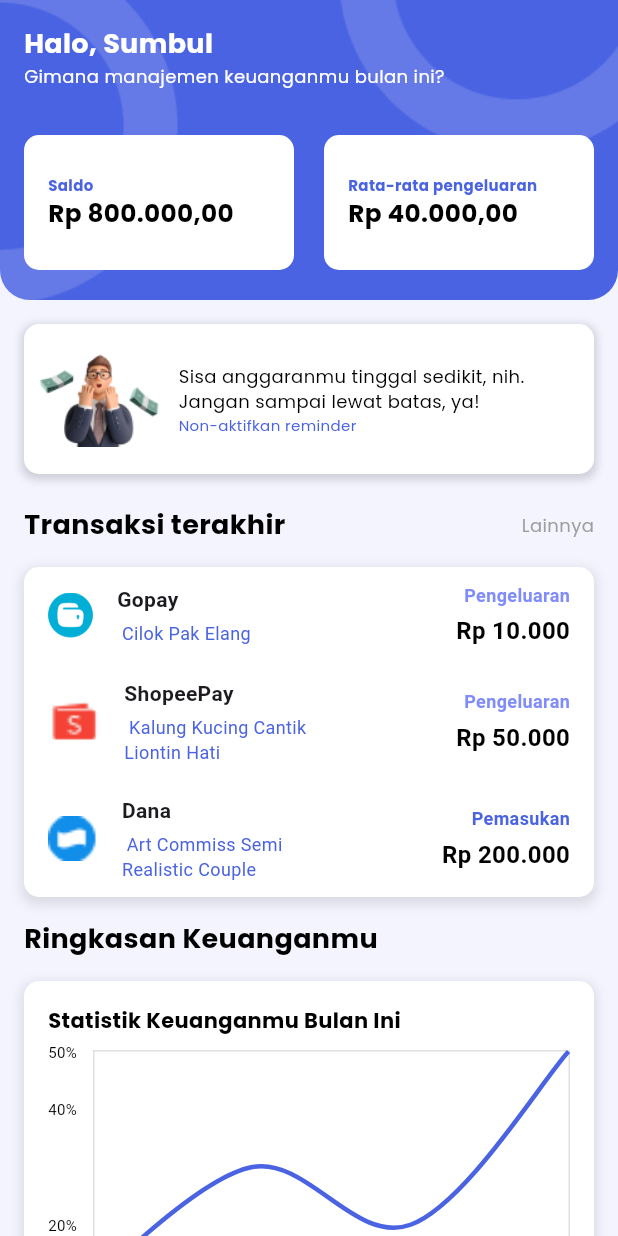
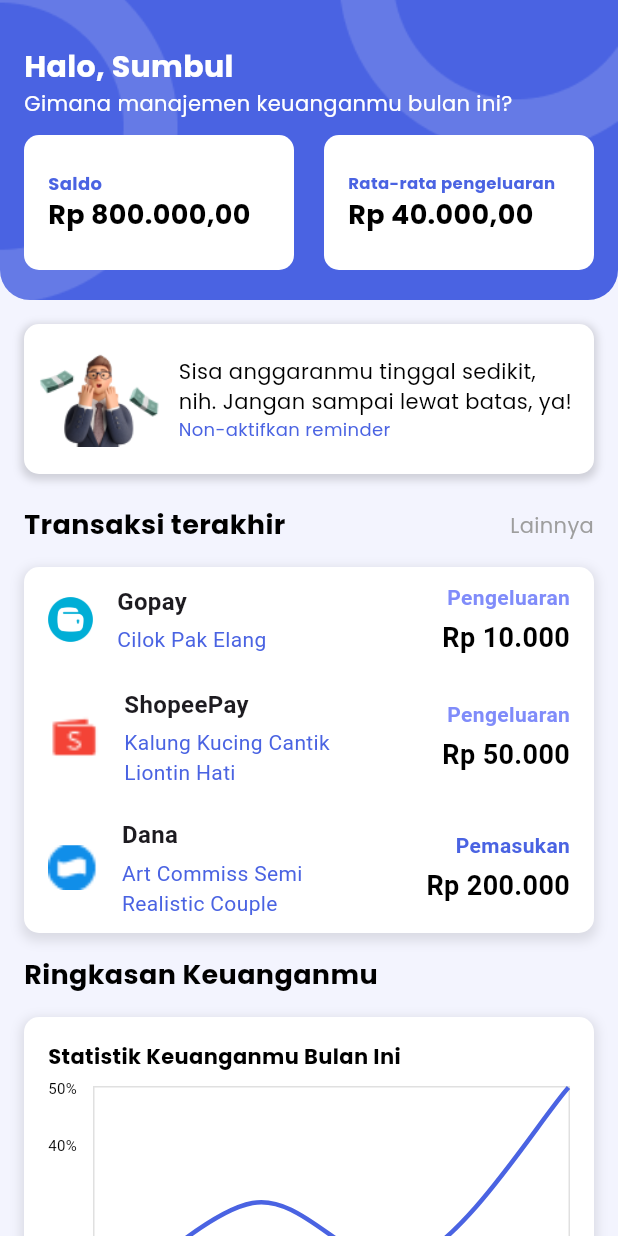
Before and after one commit to wildvylower/MonKeepp, a Flutter app: the screen it shows after launch, on a phone screen of 412 x 824 dp. Run offline on Flutter 3.47's test engine with Material 3 defaults, Android fonts, the phone set to English and light mode, and no system bars; drawn by our look-alikes of auto_size_text, fl_chart.

Commit message:
bikin jd responsive

```diff
--- a/lib/Screens/add.dart
+++ b/lib/Screens/add.dart
@@ -0,0 +1,5 @@
+import 'package:flutter/material.dart';
+
+class Add extends StatelessWidget {
+
+}
--- a/lib/Screens/home.dart
+++ b/lib/Screens/home.dart
@@ -1,11 +1,22 @@
+import 'package:auto_size_text/auto_size_text.dart';
 import 'package:flutter/material.dart';
 import 'package:monkeep/models/data.dart';
 import 'package:fl_chart/fl_chart.dart';
 
-class Home extends StatelessWidget {
+class Home extends StatefulWidget {
   const Home({Key? key}) : super(key: key);
 
   @override
+  State<Home> createState() => _HomeState();
+  }
+
+  class _HomeState extends State<Home> {
+    final List<Add_data>data = dummyTransactions;
+    final AutoSizeGroup containerSaldo = AutoSizeGroup();
+    final AutoSizeGroup containerTransaction = AutoSizeGroup();
+
+    @override
+
   Widget build(BuildContext context) {
     final screenWidth = MediaQuery.of(context).size.width;
     final screenHeight = MediaQuery.of(context).size.height;
@@ -17,6 +28,7 @@
       FlSpot(2, 20), // minggu ketiga
       FlSpot(3, 50), // minggu keempat
     ];
+
 
     return Scaffold(
       backgroundColor: Color(0xFFF3F4FE),
@@ -43,27 +55,33 @@
                         ),
                       ),
                       child: Padding(
-                        padding: const EdgeInsets.all(16.0),
+                        padding: const EdgeInsets.symmetric(vertical: 30, horizontal: 16),
                         child: Column(
                           mainAxisAlignment: MainAxisAlignment.start,
                           crossAxisAlignment: CrossAxisAlignment.start,
                           children: [
-                            Text(
+                            AutoSizeText(
                               'Halo, Sumbul',
                               style: TextStyle(
                                 fontFamily: 'Poppins',
-                                fontSize: 18,
+                                fontSize: 20,
                                 fontWeight: FontWeight.bold,
                                 color: Colors.white,
                               ),
+                              maxLines: 1,
+                              maxFontSize: 24,
+                              minFontSize: 16,
                             ),
-                            Text(
+                            AutoSizeText(
                               'Gimana manajemen keuanganmu bulan ini?',
                               style: TextStyle(
                                 fontFamily: 'Poppins',
-                                fontSize: 12,
+                                fontSize: 14,
                                 color: Colors.white,
                               ),
+                              maxLines: 1,
+                              maxFontSize: 16,
+                              minFontSize: 10,
                             ),
                           ],
                         ),
@@ -92,24 +110,32 @@
                                         mainAxisAlignment: MainAxisAlignment.center,
                                         crossAxisAlignment: CrossAxisAlignment.start,
                                         children: [
-                                      Text(
+                                            AutoSizeText(
                                               'Saldo',
+                                              group: containerSaldo,
                                               style: TextStyle(
                                                 fontFamily: 'Poppins',
-                                          fontSize: 10,
+                                                fontSize: 12,
                                                 fontWeight: FontWeight.w600,
                                                 color: Color(0xFF4A63E2),
                                               ),
+                                              maxLines: 1,
+                                              maxFontSize: 16,
+                                              minFontSize: 10,
                                             ),
-                                      Text(
+                                            AutoSizeText(
                                               'Rp 800.000,00',
                                               style: TextStyle(
                                                 fontFamily: 'Poppins',
-                                          fontSize: screenWidth * 0.04,
+                                                fontSize: 18,
                                                 fontWeight: FontWeight.bold,
                                                 color: Colors.black,
                                               ),
+                                              maxLines: 1,
+                                              maxFontSize: 24,
+                                              minFontSize: 12,
                                             ),
+
                                         ],
                                       ),
                                     ),
@@ -130,41 +156,57 @@
                                         mainAxisAlignment: MainAxisAlignment.center,
                                         crossAxisAlignment: CrossAxisAlignment.start,
                                         children: [
-                                      Text(
+                                              AutoSizeText(
                                                 'Rata-rata pengeluaran',
+                                                group : containerSaldo,
                                                 style: TextStyle(
                                                   fontFamily: 'Poppins',
-                                          fontSize: 10,
+                                                  fontSize: 12,
                                                   fontWeight: FontWeight.w600,
                                                   color: Color(0xFF4A63E2),
                                                 ),
+                                              maxLines: 1,
+                                              maxFontSize: 16,
+                                              minFontSize: 10,
                                               ),
-                                      Text(
+                                              AutoSizeText(
                                                 'Rp 40.000,00',
                                                 style: TextStyle(
                                                   fontFamily: 'Poppins',
-                                          fontSize: screenWidth * 0.04,
+                                                  fontSize: 18,
                                                   fontWeight: FontWeight.bold,
                                                   color: Colors.black,
                                                ),
-                                      ),
+                                              maxLines: 1,
+                                              maxFontSize: 24,
+                                              minFontSize: 12,
+                                    )
                                   ],
                                 ),
                                 ),
-                              ),
-                            ),
+                              ))
                             ],
                           ),
+                          )
+                        )
+                      ]
+
               ),
-                    ),
-                  ],
-                ),
+
+
+
                 // Reminder Section
                 Padding(
                   padding: const EdgeInsets.all(16.0),
-                  child: Container(
-                    width: double.infinity,
-                    height: 100,
+                  child: LayoutBuilder(
+                          builder: (BuildContext context, BoxConstraints constraints) {
+                            final containerWidth = constraints.maxWidth;
+                            final containerHeight = 100.0;
+                            return Container(
+                              constraints: BoxConstraints(
+                                maxWidth: containerWidth * 0.4,
+                                maxHeight: containerHeight,
+                              ),
                               decoration: BoxDecoration(
                                 color: Colors.white,
                                 borderRadius: BorderRadius.circular(10),
@@ -182,6 +224,7 @@
                                 child: Row(
                                   mainAxisAlignment: MainAxisAlignment.center,
                                   children: [
+
                                     Image.asset(
                                       'images/homepageOMG.png',
                                       width: 83,
@@ -193,21 +236,27 @@
                                         mainAxisAlignment: MainAxisAlignment.center,
                                         crossAxisAlignment: CrossAxisAlignment.start,
                                         children: [
-                                Text(
+                                          AutoSizeText(
                                             'Sisa anggaranmu tinggal sedikit, nih. Jangan sampai lewat batas, ya!',
                                             style: TextStyle(
                                               fontFamily: 'Poppins',
-                                    fontSize: 12,
+                                              fontSize: 14,
                                               color: Colors.black,
                                             ),
+                                            maxLines: 2,
+                                            maxFontSize: 20,
+                                            minFontSize: 10,
                                           ),
-                                Text(
+                                          AutoSizeText(
                                             'Non-aktifkan reminder',
                                             style: TextStyle(
                                               fontFamily: 'Poppins',
-                                    fontSize: 10,
+                                              fontSize: 12,
                                               color: Color(0xFF4A63E2),
                                             ),
+                                            maxLines: 1,
+                                            maxFontSize: 14,
+                                            minFontSize: 10,
                                           ),
                                         ],
                                       ),
@@ -215,8 +264,13 @@
                                   ],
                                 ),
                               ),
+                            );
+                          }
+
+                  )
                 ),
-                ),
+
+
                 // Last Transactions Section
                 Padding(
                   padding: const EdgeInsets.symmetric(horizontal: 16, vertical: 5),
@@ -225,7 +279,7 @@
                     child: Row(
                       mainAxisAlignment: MainAxisAlignment.spaceBetween,
                       children: [
-                        Text(
+                        AutoSizeText(
                           'Transaksi terakhir',
                           style: TextStyle(
                             fontFamily: 'Poppins',
@@ -233,14 +287,20 @@
                             fontWeight: FontWeight.bold,
                             color: Colors.black,
                           ),
+                          maxLines: 1,
+                          maxFontSize: 24,
+                          minFontSize: 16,
                         ),
-                        Text(
+                        AutoSizeText(
                           'Lainnya',
                           style: TextStyle(
                             fontFamily: 'Poppins',
-                            fontSize: 12,
+                            fontSize: 14,
                             color: Colors.grey,
                           ),
+                          maxLines: 1,
+                          maxFontSize: 16,
+                          minFontSize: 10,
                         ),
                       ],
                     ),
@@ -252,11 +312,11 @@
                   padding: const EdgeInsets.symmetric(horizontal: 16.0, vertical : 10),
                   child: Container(
                     decoration: BoxDecoration(
-                      color: Colors.white, // Warna latar belakang
-                      borderRadius: BorderRadius.circular(10), // Radius sudut untuk seluruh list
+                      color: Colors.white,
+                      borderRadius: BorderRadius.circular(10),
                       boxShadow: [
                         BoxShadow(
-                          color: Colors.black.withOpacity(0.1), // Warna bayangan
+                          color: Colors.black.withOpacity(0.1),
                           blurRadius: 6, // Intensitas blur
                           offset: Offset(0, 3),
                           spreadRadius: 2
@@ -278,7 +338,7 @@
                 //header statistik keuangan
                 Padding(
                   padding: const EdgeInsets.symmetric(horizontal: 16, vertical: 5),
-                  child: Text(
+                  child: AutoSizeText(
                           'Ringkasan Keuanganmu',
                           style: TextStyle(
                             fontFamily: 'Poppins',
@@ -286,6 +346,9 @@
                             fontWeight: FontWeight.bold,
                             color: Colors.black,
                           ),
+                          maxLines: 1,
+                          maxFontSize: 24,
+                          minFontSize: 16,
                         ),
                     ),
 
@@ -312,7 +375,7 @@
                         child: Column(
                           crossAxisAlignment: CrossAxisAlignment.start,
                           children: [
-                            Text(
+                            AutoSizeText(
                               'Statistik Keuanganmu Bulan Ini',
                               style: TextStyle(
                                 fontFamily: 'Poppins',
@@ -320,6 +383,9 @@
                                 fontWeight: FontWeight.bold,
                                 color: Colors.black,
                               ),
+                            maxLines: 1,
+                            maxFontSize: 20,
+                            minFontSize: 12,
                             ),
                            SizedBox(height: 10),
                           Expanded(
@@ -389,7 +455,24 @@
                         ),
                       ),
                     ),
-                  )
+                  ),
+
+                   //header artikel keuangan
+                Padding(
+                  padding: const EdgeInsets.symmetric(horizontal: 16, vertical: 5),
+                  child: AutoSizeText(
+                          'Jelajahi Dunia Keuangan',
+                          style: TextStyle(
+                            fontFamily: 'Poppins',
+                            fontSize: 18,
+                            fontWeight: FontWeight.bold,
+                            color: Colors.black,
+                          ),
+                          maxLines: 1,
+                          maxFontSize: 24,
+                          minFontSize: 16,
+                        ),
+                    ),
 
 
 
@@ -405,6 +488,7 @@
   Container buildTransactionTile(Add_data history) {
   return Container(
     padding: const EdgeInsets.symmetric(vertical: 10, horizontal: 16),
+
     child: Row(
       children: [
         // Leading icon
@@ -423,20 +507,27 @@
           child: Column(
             crossAxisAlignment: CrossAxisAlignment.start,
             children: [
-              Text(
+              AutoSizeText(
                 history.name,
                 style: TextStyle(
-                  fontSize: 14,
+                  fontSize: 16,
                   fontWeight: FontWeight.bold,
                 ),
+                maxLines: 1,
+                maxFontSize: 20,
+                minFontSize: 14,
               ),
               SizedBox(height: 4),
-              Text(
-                ' ${history.description}',
+              AutoSizeText(
+                '${history.description}',
+                group: containerTransaction,
                 style: TextStyle(
-                  fontSize: 12,
+                  fontSize: 14,
                   color: Color(0xFF4A63E2),
                 ),
+                maxLines: 2,
+                maxFontSize: 18,
+                minFontSize: 12,
               ),
             ],
           ),
@@ -447,22 +538,28 @@
         Column(
           crossAxisAlignment: CrossAxisAlignment.end,
           children: [
-            Text(
+            AutoSizeText(
               history.category, // Menampilkan tipe pemasukan/pengeluaran
               style: TextStyle(
-                fontSize: 12,
+                fontSize: 14,
                 fontWeight: FontWeight.w600,
                 color: history.category == 'Pemasukan' ? Color(0xFF4A63E2) : Color(0xFF808CFA),
               ),
+              maxLines: 1,
+              maxFontSize: 18,
+              minFontSize: 12,
             ),
             SizedBox(height: 4),
-            Text(
+            AutoSizeText(
               history.amount, // Menampilkan jumlah transaksi
               style: TextStyle(
                 fontWeight: FontWeight.bold,
-                fontSize: 16,
+                fontSize: 18,
                 color: Colors.black,
               ),
+              maxLines: 1,
+              maxFontSize: 20,
+              minFontSize: 16,
             ),
           ],
         ),
--- a/lib/bottom_navbar.dart
+++ b/lib/bottom_navbar.dart
@@ -0,0 +1,92 @@
+
+import 'package:flutter/material.dart';
+import 'package:monkeep/Screens/home.dart';
+import 'package:monkeep/Screens/add.dart';
+import 'package:monkeep/Screens/laporan.dart';
+
+class Bottom extends StatefulWidget {
+  const Bottom({Key? key}) : super(key: key);
+
+  @override
+  State<Bottom> createState() => _BottomState();
+}
+
+class _BottomState extends State<Bottom> {
+  int index_color = 0;
+  List Screen = [Home(), Laporan(), Add(), Tabungan()];
+  @override
+  Widget build(BuildContext context) {
+    return Scaffold(
+      body: Screen[index_color],
+      floatingActionButton: FloatingActionButton(
+        onPressed: () {
+          Navigator.of(context)
+              .push(MaterialPageRoute(builder: (context) => Add_Screen()));
+        },
+        child: Icon(Icons.add),
+        backgroundColor: Color(0xff368983),
+      ),
+      floatingActionButtonLocation: FloatingActionButtonLocation.centerDocked,
+      bottomNavigationBar: BottomAppBar(
+        shape: CircularNotchedRectangle(),
+        child: Padding(
+          padding: const EdgeInsets.only(top: 7.5, bottom: 7.5),
+          child: Row(
+            mainAxisAlignment: MainAxisAlignment.spaceAround,
+            children: [
+              GestureDetector(
+                onTap: () {
+                  setState(() {
+                    index_color = 0;
+                  });
+                },
+                child: Icon(
+                  Icons.home,
+                  size: 30,
+                  color: index_color == 0 ? Color(0xff368983) : Colors.grey,
+                ),
+              ),
+              GestureDetector(
+                onTap: () {
+                  setState(() {
+                    index_color = 1;
+                  });
+                },
+                child: Icon(
+                  Icons.bar_chart_outlined,
+                  size: 30,
+                  color: index_color == 1 ? Color(0xff368983) : Colors.grey,
+                ),
+              ),
+              SizedBox(width: 10),
+              GestureDetector(
+                onTap: () {
+                  setState(() {
+                    index_color = 2;
+                  });
+                },
+                child: Icon(
+                  Icons.account_balance_wallet_outlined,
+                  size: 30,
+                  color: index_color == 2 ? Color(0xff368983) : Colors.grey,
+                ),
+              ),
+              GestureDetector(
+                onTap: () {
+                  setState(() {
+                    index_color = 3;
+                  });
+                },
+                child: Icon(
+                  Icons.person_outlined,
+                  size: 30,
+                  color: index_color == 3 ? Color(0xff368983) : Colors.grey,
+                ),
+              ),
+            ],
+          ),
+        ),
+      ),
+    );
+  }
+}
--- a/pubspec.yaml
+++ b/pubspec.yaml
@@ -31,6 +31,7 @@
   flutter:
     sdk: flutter
   fl_chart: ^0.69.0
+  auto_size_text : ^3.0.0
 
 
   # The following adds the Cupertino Icons font to your application.
```
Also changed, not shown: pubspec.lock. Lines whose indentation alone changed are shown as unchanged.
